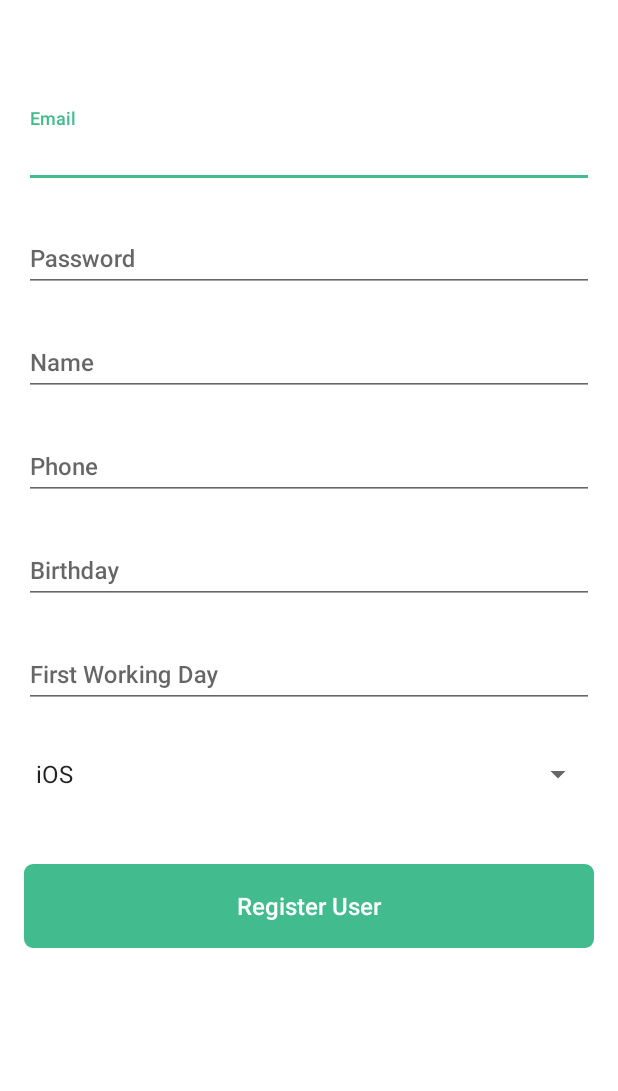
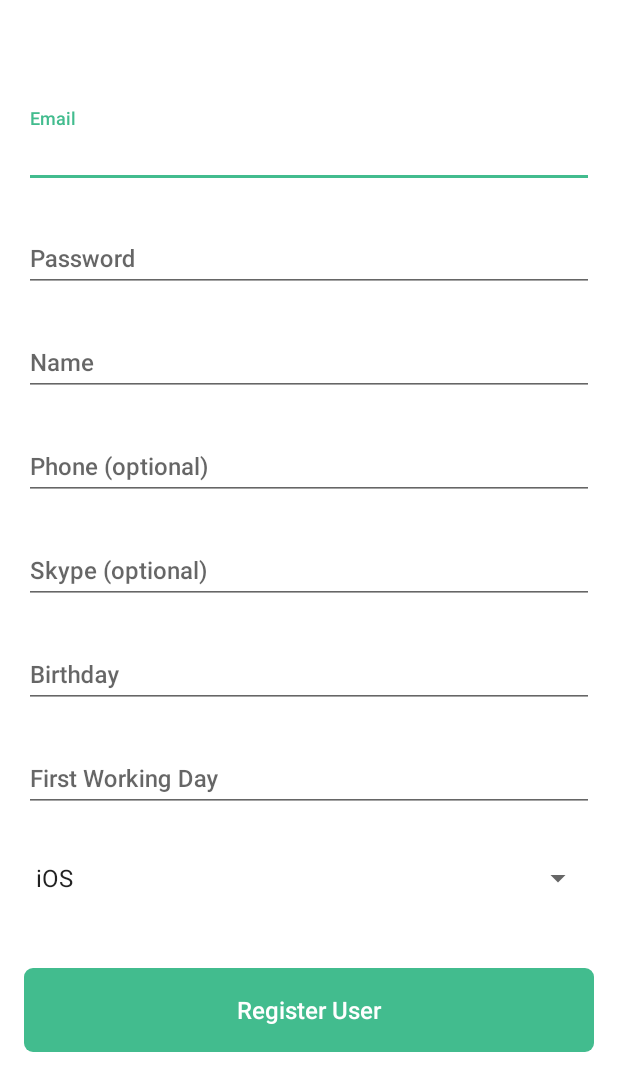
Before and after one commit to ruslanlyalko/workload, an Android app: the layout activity_user_add.xml on its own in the app's theme, with its tools: preview values and no code run, on a phone screen of 412 x 824 dp. Shown: the top 1091 px of the screen. Run offline under Robolectric (Android 15) with nearby library versions, the light colour scheme and no system bars.

```diff
--- a/app/src/main/java/com/pettersonapps/wl/presentation/ui/main/MainActivity.java
+++ b/app/src/main/java/com/pettersonapps/wl/presentation/ui/main/MainActivity.java
@@ -167,7 +167,7 @@ public class MainActivity extends BaseActivity<MainPresenter> implements MainVie
             }
         } else {
             if (mBottomAppBar.getFabAlignmentMode() != BottomAppBar.FAB_ALIGNMENT_MODE_END) {
-                mImageMenu.setVisibility(View.GONE);
+//                mImageMenu.setVisibility(View.GONE);
                 mFab.hide();
                 mBottomAppBar.setFabAlignmentMode(BottomAppBar.FAB_ALIGNMENT_MODE_END);
                 mFab.setImageResource(R.drawable.ic_reply);
--- a/app/src/main/res/layout/activity_user_add.xml
+++ b/app/src/main/res/layout/activity_user_add.xml
@@ -1,7 +1,6 @@
 <?xml version="1.0" encoding="utf-8"?>
 <LinearLayout
     xmlns:android="http://schemas.android.com/apk/res/android"
-    xmlns:tools="http://schemas.android.com/tools"
     android:layout_width="match_parent"
     android:layout_height="match_parent"
     android:fitsSystemWindows="true"
@@ -10,6 +9,15 @@
 
     <!--include app bar-->
     <include layout="@layout/app_bar" />
+
+    <ScrollView
+        android:layout_width="match_parent"
+        android:layout_height="match_parent">
+
+        <LinearLayout
+            android:layout_width="match_parent"
+            android:layout_height="wrap_content"
+            android:orientation="vertical">
 
             <android.support.design.widget.TextInputLayout
                 android:layout_width="match_parent"
@@ -73,7 +81,24 @@
                     android:id="@+id/input_phone"
                     android:layout_width="match_parent"
                     android:layout_height="wrap_content"
-            android:hint="@string/hint_phone"
+                    android:hint="@string/hint_phone_optional"
+                    android:inputType="phone"
+                    android:textAppearance="@style/TextAppearance.Body2" />
+
+            </android.support.design.widget.TextInputLayout>
+
+            <android.support.design.widget.TextInputLayout
+                android:layout_width="match_parent"
+                android:layout_height="wrap_content"
+                android:layout_marginEnd="16dp"
+                android:layout_marginStart="16dp"
+                android:layout_marginTop="16dp">
+
+                <android.support.design.widget.TextInputEditText
+                    android:id="@+id/input_skype"
+                    android:layout_width="match_parent"
+                    android:layout_height="wrap_content"
+                    android:hint="@string/hint_skype_optional"
                     android:inputType="phone"
                     android:textAppearance="@style/TextAppearance.Body2" />
 
@@ -151,5 +176,7 @@
                     android:indeterminateTint="@color/colorTextWhite"
                     android:visibility="gone" />
             </RelativeLayout>
+        </LinearLayout>
+    </ScrollView>
 
 </LinearLayout>
--- a/app/src/main/res/menu/menu_alerts.xml
+++ b/app/src/main/res/menu/menu_alerts.xml
@@ -4,7 +4,7 @@
 
     <item
         android:id="@+id/action_menu"
-        android:icon="@drawable/ic_menu"
+        android:icon="@drawable/ic_menu_fake"
         android:title="@string/menu_menu"
         app:showAsAction="ifRoom" />
 
--- a/app/src/main/res/menu/menu_calendar.xml
+++ b/app/src/main/res/menu/menu_calendar.xml
@@ -4,7 +4,7 @@
 
     <item
         android:id="@+id/action_menu"
-        android:icon="@drawable/ic_menu"
+        android:icon="@drawable/ic_menu_fake"
         android:title="@string/menu_menu"
         app:showAsAction="ifRoom" />
 
--- a/app/src/main/res/menu/menu_holidays.xml
+++ b/app/src/main/res/menu/menu_holidays.xml
@@ -4,7 +4,7 @@
 
     <item
         android:id="@+id/action_menu"
-        android:icon="@drawable/ic_menu"
+        android:icon="@drawable/ic_menu_fake"
         android:title="@string/menu_menu"
         app:showAsAction="ifRoom" />
 
--- a/app/src/main/res/menu/menu_profile.xml
+++ b/app/src/main/res/menu/menu_profile.xml
@@ -4,7 +4,7 @@
 
     <item
         android:id="@+id/action_menu"
-        android:icon="@drawable/ic_menu"
+        android:icon="@drawable/ic_menu_fake"
         android:title="@string/menu_menu"
         app:showAsAction="ifRoom" />
 
--- a/app/src/main/res/menu/menu_projects.xml
+++ b/app/src/main/res/menu/menu_projects.xml
@@ -4,7 +4,7 @@
 
     <item
         android:id="@+id/action_menu"
-        android:icon="@drawable/ic_menu"
+        android:icon="@drawable/ic_menu_fake"
         android:title="@string/menu_menu"
         app:showAsAction="ifRoom" />
     <item
--- a/app/src/main/res/menu/menu_settings.xml
+++ b/app/src/main/res/menu/menu_settings.xml
@@ -4,7 +4,7 @@
 
     <item
         android:id="@+id/action_menu"
-        android:icon="@drawable/ic_menu"
+        android:icon="@drawable/ic_menu_fake"
         android:title="@string/menu_menu"
         app:showAsAction="ifRoom" />
 
--- a/app/src/main/res/menu/menu_users.xml
+++ b/app/src/main/res/menu/menu_users.xml
@@ -4,7 +4,7 @@
 
     <item
         android:id="@+id/action_menu"
-        android:icon="@drawable/ic_menu"
+        android:icon="@drawable/ic_menu_fake"
         android:title="@string/menu_menu"
         app:showAsAction="ifRoom" />
 
--- a/app/src/main/res/menu/menu_vacations.xml
+++ b/app/src/main/res/menu/menu_vacations.xml
@@ -4,7 +4,7 @@
 
     <item
         android:id="@+id/action_menu"
-        android:icon="@drawable/ic_menu"
+        android:icon="@drawable/ic_menu_fake"
         android:title="@string/menu_menu"
         app:showAsAction="ifRoom" />
 
--- a/app/src/main/res/values/strings.xml
+++ b/app/src/main/res/values/strings.xml
@@ -23,7 +23,9 @@
     <string name="hint_department">Department</string>
     <string name="hint_title">Title</string>
     <string name="hint_phone">Phone</string>
+    <string name="hint_phone_optional">Phone (optional)</string>
     <string name="hint_skype">Skype</string>
+    <string name="hint_skype_optional">Skype (optional)</string>
     <string name="hint_name">Name</string>
     <string name="hint_password">Password</string>
     <string name="hint_password_confirm">Confirm Password</string>
--- a/build.gradle
+++ b/build.gradle
@@ -10,7 +10,7 @@ buildscript {
 
     }
     dependencies {
-        classpath 'com.android.tools.build:gradle:3.1.3'
+        classpath 'com.android.tools.build:gradle:3.1.4'
         classpath 'com.google.gms:google-services:4.0.1' // google-services plugin
         classpath 'io.fabric.tools:gradle:1.+'
 
```
Also changed, not shown: app/src/main/java/com/pettersonapps/wl/data/Config.java (+6 -1 lines), app/src/main/java/com/pettersonapps/wl/presentation/ui/main/profile/edit/ProfileEditActivity.java (+5 -5 lines), app/src/main/java/com/pettersonapps/wl/presentation/ui/main/users/add/UserAddActivity.java (+2 -5 lines), app/src/main/java/com/pettersonapps/wl/presentation/ui/main/users/add/UserAddPresenter.java (+13 -6 lines), app/src/main/java/com/pettersonapps/wl/presentation/ui/main/users/edit/UserEditActivity.java (+0 -10 lines), app/src/main/res/drawable/ic_menu_fake.xml (added, +9 -0 lines), app/src/main/res/layout/activity_main.xml (+6 -8 lines), app/src/main/res/layout/activity_user_edit.xml (+4 -4 lines). Lines whose indentation alone changed are shown as unchanged.
